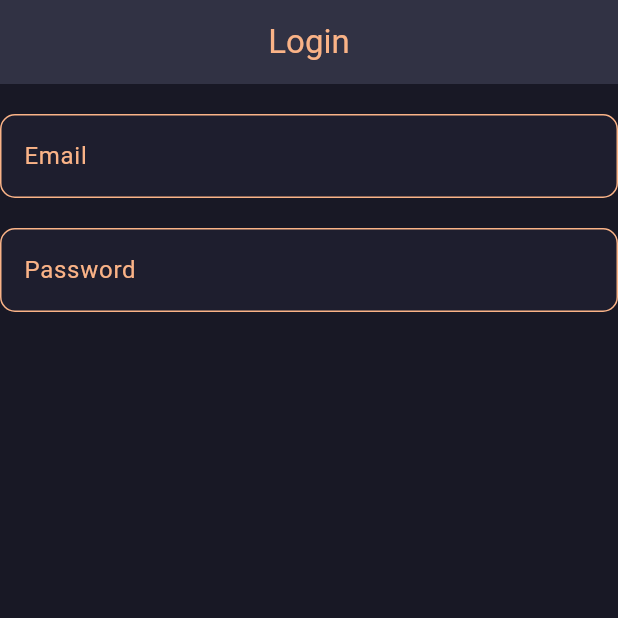
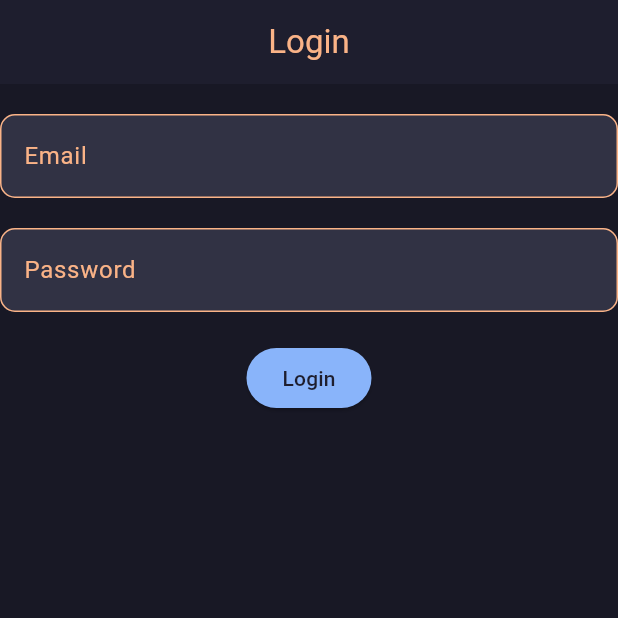
Before and after one commit to Kindlewing/bathroom_rating, a Flutter app: the screen it shows after launch, on a phone screen of 412 x 824 dp, the top half of it. Run offline on Flutter 3.47's test engine with Material 2 defaults, Android fonts, the light colour scheme and no system bars.

Commit message:
Working on login form

```diff
--- a/lib/authenticate.dart
+++ b/lib/authenticate.dart
@@ -13,7 +13,7 @@ class _AuthenticateState extends State<Authenticate> {
   @override
   Widget build(BuildContext context) {
     if (showLogIn) {
-      return Login();
+      return const Login();
     }
     return Register();
   }
--- a/lib/home.dart
+++ b/lib/home.dart
@@ -1,7 +1,7 @@
 import 'package:flutter/material.dart';
 
 class Home extends StatelessWidget {
-  const Home({super.key, required title});
+  const Home({super.key});
 
   @override
   Widget build(BuildContext context) {
--- a/lib/login.dart
+++ b/lib/login.dart
@@ -1,4 +1,5 @@
 import 'package:bathroom_rating/user_text_input.dart';
+import 'package:bathroom_rating/home.dart';
 import 'package:flutter/material.dart';
 
 class Login extends StatefulWidget {
@@ -17,6 +18,7 @@ class _Login extends State<Login> {
       appBar: AppBar(
         title: const Text("Login"),
         centerTitle: true,
+        backgroundColor: Theme.of(context).colorScheme.primary,
       ),
       backgroundColor: Theme.of(context).colorScheme.background,
       body: Form(
@@ -28,7 +30,7 @@ class _Login extends State<Login> {
           UserTextInput(
             textHint: "Email",
             obscured: false,
-            fillColor: Theme.of(context).colorScheme.secondary,
+            fillColor: Theme.of(context).colorScheme.surface,
             onChanged: (value) {
               setState(() {
                 _email = value;
@@ -40,13 +42,25 @@ class _Login extends State<Login> {
           ),
           UserTextInput(
               textHint: "Password",
-              fillColor: Theme.of(context).colorScheme.secondary,
+              fillColor: Theme.of(context).colorScheme.surface,
               obscured: true,
               onChanged: (value) {
                 setState(() {
                   _password = value;
                 });
               }),
+          const SizedBox(height: 20),
+          ElevatedButton(
+            onPressed: () {
+              Navigator.of(context)
+                  .push(MaterialPageRoute(builder: (context) => const Home()));
+            },
+            style: ButtonStyle(
+                backgroundColor: MaterialStateProperty.all(
+                    Theme.of(context).colorScheme.onSecondary),
+                minimumSize: MaterialStateProperty.all(const Size(30, 40))),
+            child: const Text("Login"),
+          ),
         ]),
       ),
     );
--- a/lib/main.dart
+++ b/lib/main.dart
@@ -1,5 +1,5 @@
 import 'package:bathroom_rating/authenticate.dart';
-import 'package:bathroom_rating/catpuccin.dart';
+import 'package:bathroom_rating/themes/catpuccin.dart';
 import 'package:flutter/material.dart';
 
 void main() {
@@ -13,14 +13,14 @@ class BathroomReview extends StatelessWidget {
   @override
   Widget build(BuildContext context) {
     return MaterialApp(
-      title: 'Flutter Demo',
+      title: 'Bathroom Rating',
       theme: ThemeData(
         // This is the theme of your application.
         colorScheme: ColorScheme(
             brightness: Brightness.dark,
-            primary: Catpuccin.mocha['Mantle']!,
+            primary: Catpuccin.mocha['Base']!,
             onPrimary: Catpuccin.mocha['Red']!,
-            secondary: Catpuccin.mocha['Base']!,
+            secondary: Catpuccin.mocha['Mantle']!,
             onSecondary: Catpuccin.mocha['Blue']!,
             error: Catpuccin.mocha['Maroon']!,
             onError: Catpuccin.mocha['Text']!,
--- a/lib/user_text_input.dart
+++ b/lib/user_text_input.dart
@@ -26,8 +26,7 @@ class _UserTextInputState extends State<UserTextInput> {
           border: const OutlineInputBorder(
               borderRadius: BorderRadius.all(Radius.circular(10))),
           filled: true,
-          fillColor:
-              widget.fillColor ?? Theme.of(context).colorScheme.secondary,
+          fillColor: widget.fillColor ?? Theme.of(context).colorScheme.surface,
         ),
         showCursor: true,
         cursorColor: Theme.of(context).colorScheme.secondary,
```
Also changed, not shown: lib/themes/catpuccin.dart (renamed from lib/catpuccin.dart).
